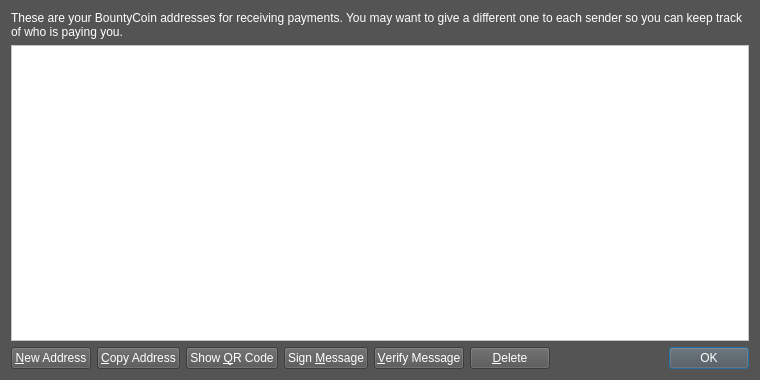
Before: the Qt Designer form src/qt/forms/addressbookpage.ui in shifter/OSC, drawn with Qt 5.
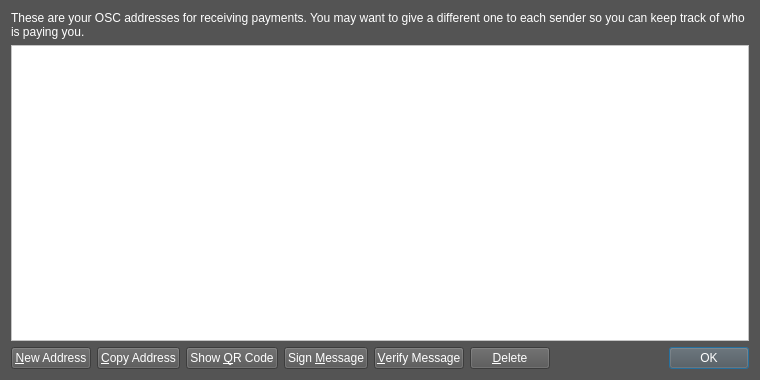
After: the same form once the commit is applied. Icons and pictures are not drawn.

Commit message: fixed a problem in address page

Diff of the .ui file:
```diff
--- a/src/qt/forms/addressbookpage.ui
+++ b/src/qt/forms/addressbookpage.ui
@@ -22,7 +22,7 @@
    <item>
     <widget class="QLabel" name="labelExplanation">
      <property name="text">
-      <string>These are your BountyCoin addresses for receiving payments. You may want to give a different one to each sender so you can keep track of who is paying you.</string>
+      <string>These are your OSC addresses for receiving payments. You may want to give a different one to each sender so you can keep track of who is paying you.</string>
      </property>
      <property name="textFormat">
       <enum>Qt::PlainText</enum>
```
